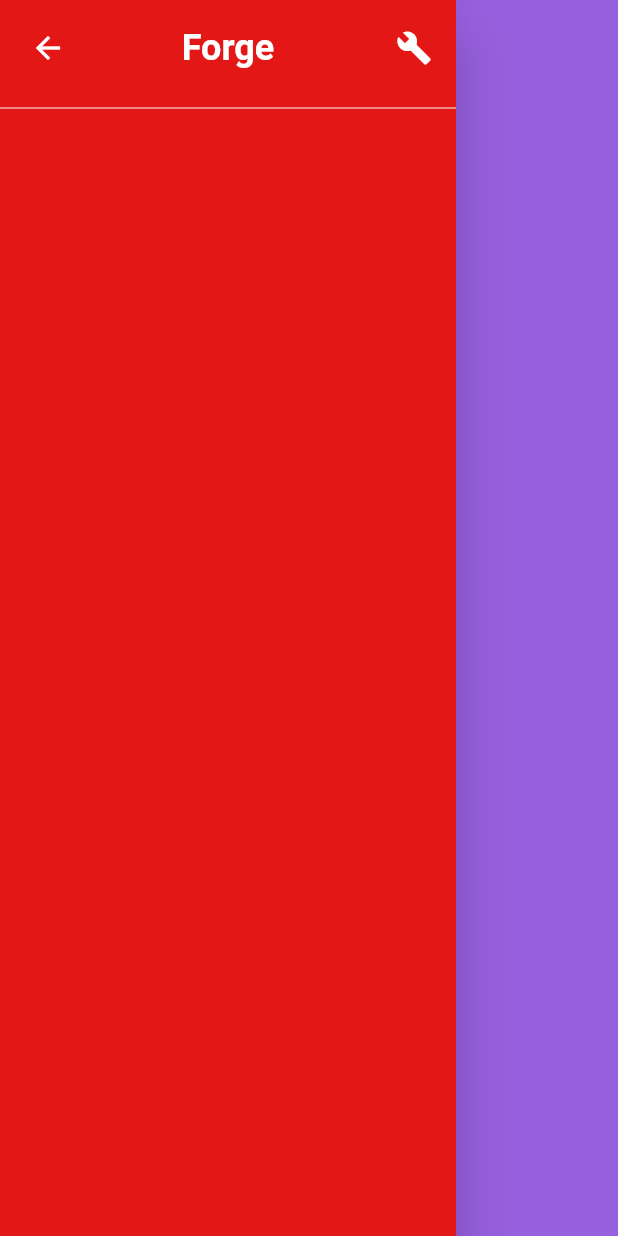
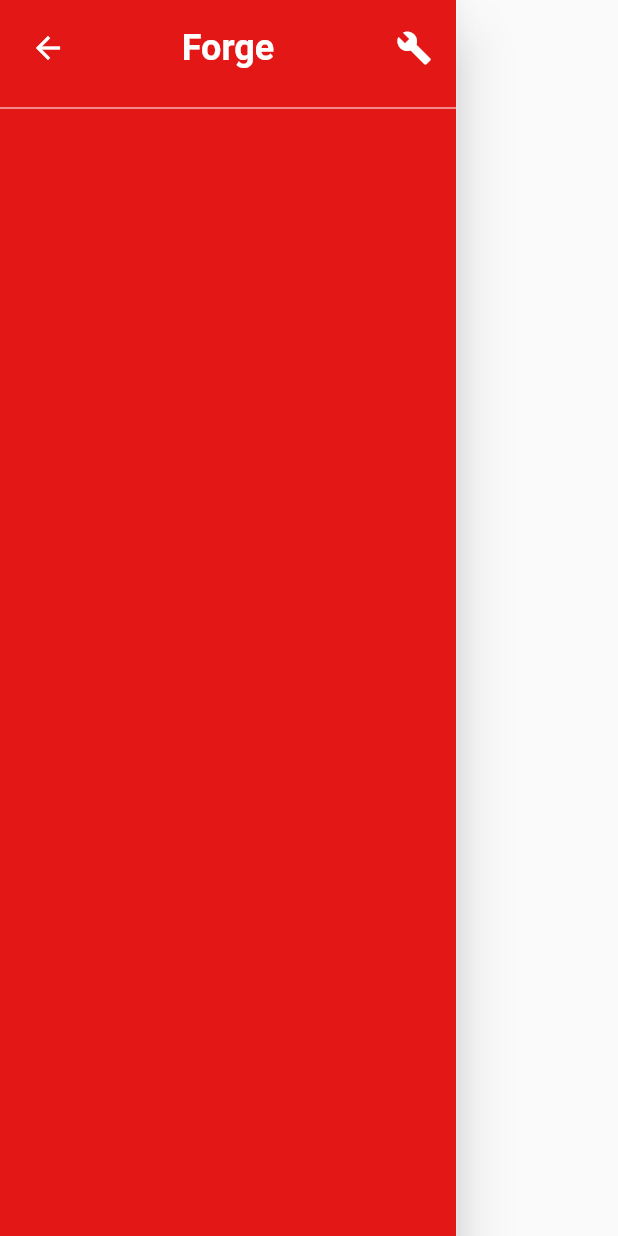
Before and after one commit to ArielM24/chess_flutter, a Flutter app: the MainMenuPage screen opened by its route, after a tap on "Forge", on a phone screen of 412 x 824 dp. Run offline on Flutter 3.47's test engine with Material 2 defaults, Android fonts, the phone set to English and light mode, and no system bars; our stand-ins replace equatable, flutter_bloc, getwidget, go_router, isar; accounts and stored records are empty; generated files the repository leaves out were written again.

Commit message:
settings bloc

```diff
--- a/lib/application/pages/forge_page/forge_page.dart
+++ b/lib/application/pages/forge_page/forge_page.dart
@@ -1,5 +1,5 @@
-import 'package:chess_flutter/application/pages/forge_page/bloc/forge_bloc.dart';
 import 'package:chess_flutter/application/pages/forge_page/widgets/forge_side_bar.dart';
+import 'package:chess_flutter/application/settings/bloc/settings_bloc.dart';
 import 'package:chess_flutter/application/theme/app_colors.dart';
 import "package:flutter/material.dart";
 import 'package:flutter_bloc/flutter_bloc.dart';
@@ -10,11 +10,15 @@ class ForgePage extends StatelessWidget {
 
   @override
   Widget build(BuildContext context) {
-    return BlocBuilder<ForgeBloc, ForgeState>(
+    Color? backgroundColor;
+    return BlocBuilder<SettingsBloc, SettingsState>(
       builder: (context, state) {
-        Color? backgroundColor = state.useDarkTheme
-            ? AppColors.darkBackground
-            : AppColors.lightBackground;
+        if (state.status == SettingsStatus.success ||
+            state.status == SettingsStatus.themeChanged) {
+          backgroundColor = state.useDarkTheme
+              ? AppColors.darkBackground
+              : AppColors.lightBackground;
+        }
         return Scaffold(
           backgroundColor: backgroundColor,
           body: Row(
--- a/lib/application/pages/forge_page/widgets/forge_side_bar.dart
+++ b/lib/application/pages/forge_page/widgets/forge_side_bar.dart
@@ -1,25 +1,20 @@
 import 'package:chess_flutter/application/pages/main_menu/main_menu.dart';
 import 'package:chess_flutter/application/theme/app_colors.dart';
-import 'package:chess_flutter/application/widgets/side_bar_title.dart';
+import 'package:chess_flutter/application/widgets/side_bar/side_bar.dart';
+import 'package:chess_flutter/application/widgets/side_bar/side_bar_title.dart';
 import 'package:flutter/material.dart';
-import 'package:go_router/go_router.dart';
 
 class ForgeSideBar extends StatelessWidget {
   const ForgeSideBar({Key? key}) : super(key: key);
 
   @override
   Widget build(BuildContext context) {
-    return Drawer(
+    return const SideBar(
       backgroundColor: AppColors.redForge,
-      child: Column(
-        children: const [
-          SideBarTitle(
-              backPath: MainMenuPage.path,
-              title: "Forge",
-              trailingIconData: Icons.build),
-          Divider(color: Colors.white),
-        ],
-      ),
+      sideBarTitle: SideBarTitle(
+          backPath: MainMenuPage.path,
+          title: "Forge",
+          trailingIconData: Icons.build),
     );
   }
 }
--- a/lib/application/pages/loading_app_page/bloc/loading_app_bloc.dart
+++ b/lib/application/pages/loading_app_page/bloc/loading_app_bloc.dart
@@ -16,7 +16,7 @@ class LoadingAppBloc extends Bloc<LoadingAppEvent, LoadingAppState> {
       LoadingAppStarted event, Emitter<LoadingAppState> emitter) async {
     try {
       emitter.call(state.copyWith(
-        status: LoadingAppStatus.loading,
+        status: LoadingAppStatus.loadingSettings,
         loadingElement: "Database",
       ));
       bool success = await settingsRepository.initRepository();
--- a/lib/application/pages/loading_app_page/bloc/loading_app_state.dart
+++ b/lib/application/pages/loading_app_page/bloc/loading_app_state.dart
@@ -1,6 +1,6 @@
 part of 'loading_app_bloc.dart';
 
-enum LoadingAppStatus { initial, loading, complete, failed }
+enum LoadingAppStatus { initial, loadingSettings, complete, failed }
 
 class LoadingAppState extends Equatable {
   final LoadingAppStatus status;
--- a/lib/application/pages/loading_app_page/loading_app_page.dart
+++ b/lib/application/pages/loading_app_page/loading_app_page.dart
@@ -1,4 +1,6 @@
 import 'package:chess_flutter/application/pages/main_menu/main_menu.dart';
+import 'package:chess_flutter/application/settings/bloc/settings_bloc.dart';
+import 'package:chess_flutter/data/providers/settings_provider.dart';
 import 'package:flutter/material.dart';
 import 'package:flutter_bloc/flutter_bloc.dart';
 import 'package:getwidget/getwidget.dart';
@@ -30,6 +32,7 @@ class _LoadingAppPageState extends State<LoadingAppPage> {
         listener: (context, state) {
           if (state.status == LoadingAppStatus.complete) {
             debugPrint("navigating to main menu");
+            context.read<SettingsBloc>().add(SettingsStarted());
             context.go(MainMenuPage.path);
           }
           state.loadingElement;
--- a/lib/application/pages/main_menu/main_menu.dart
+++ b/lib/application/pages/main_menu/main_menu.dart
@@ -3,6 +3,7 @@ import 'package:chess_flutter/application/pages/main_menu/widgets/forge_button.d
 import 'package:chess_flutter/application/pages/main_menu/widgets/main_menu_title.dart';
 import 'package:chess_flutter/application/pages/main_menu/widgets/multi_player_button.dart';
 import 'package:chess_flutter/application/pages/main_menu/widgets/replay_button.dart';
+import 'package:chess_flutter/application/settings/bloc/settings_bloc.dart';
 import 'package:chess_flutter/application/theme/app_colors.dart';
 import 'package:flutter/material.dart';
 import 'package:flutter_bloc/flutter_bloc.dart';
@@ -17,16 +18,16 @@ class MainMenuPage extends StatelessWidget {
   @override
   Widget build(BuildContext context) {
     Color? backgroundColor;
-    return BlocBuilder<MainMenuBloc, MainMenuState>(
+    return Scaffold(
+      body: BlocBuilder<SettingsBloc, SettingsState>(
         builder: (context, state) {
-        if (state.status == MainMenuStatus.loadSuccess) {
+          if (state.status == SettingsStatus.themeChanged ||
+              state.status == SettingsStatus.success) {
             backgroundColor = state.useDarkTheme
                 ? AppColors.darkBackground
                 : AppColors.lightBackground;
           }
-
-        return Scaffold(
-          body: AnimatedContainer(
+          return AnimatedContainer(
             color: backgroundColor,
             duration: const Duration(milliseconds: 250),
             child: Column(children: const [
@@ -36,11 +37,11 @@ class MainMenuPage extends StatelessWidget {
               ReplayButton(),
               ForgeButton()
             ]),
+          );
+        },
       ),
       //backgroundColor: backgroundColor,
       floatingActionButton: const ThemeButton(),
     );
-      },
-    );
   }
 }
--- a/lib/application/pages/main_menu/widgets/theme_button.dart
+++ b/lib/application/pages/main_menu/widgets/theme_button.dart
@@ -1,4 +1,4 @@
-import 'package:chess_flutter/application/pages/main_menu/bloc/main_menu_bloc.dart';
+import 'package:chess_flutter/application/settings/bloc/settings_bloc.dart';
 import 'package:chess_flutter/application/theme/app_colors.dart';
 import 'package:flutter/material.dart';
 import 'package:flutter_bloc/flutter_bloc.dart';
@@ -13,7 +13,7 @@ class ThemeButton extends StatelessWidget {
       child: SizedBox(
         height: 50,
         width: 50,
-        child: BlocBuilder<MainMenuBloc, MainMenuState>(
+        child: BlocBuilder<SettingsBloc, SettingsState>(
           builder: (context, state) {
             IconData icon = state.useDarkTheme ? Icons.sunny : Icons.nightlight;
             Color color = state.useDarkTheme
@@ -36,6 +36,6 @@ class ThemeButton extends StatelessWidget {
   }
 
   _changeTheme(BuildContext context) {
-    context.read<MainMenuBloc>().add(MainMenuThemeChanged());
+    context.read<SettingsBloc>().add(SettingsThemeChanged());
   }
 }
--- /dev/null
+++ b/lib/application/settings/bloc/settings_bloc.dart
@@ -0,0 +1,42 @@
+import 'package:chess_flutter/data/models/app_settings.dart';
+import 'package:chess_flutter/domain/repositories/settings_repository.dart';
+import 'package:equatable/equatable.dart';
+import 'package:flutter_bloc/flutter_bloc.dart';
+part 'settings_event.dart';
+part 'settings_state.dart';
+
+class SettingsBloc extends Bloc<SettingsEvent, SettingsState> {
+  SettingsRepository settingsRepository;
+  SettingsBloc({required this.settingsRepository})
+      : super(SettingsState(
+            status: SettingsStatus.initial,
+            settings: settingsRepository.appSettings)) {
+    on<SettingsStarted>(_onSettingsStarted);
+    on<SettingsThemeChanged>(_onSettingsThemeChanged);
+  }
+
+  _onSettingsStarted(
+      SettingsStarted event, Emitter<SettingsState> emitter) async {
+    emitter.call(state.copyWith(status: SettingsStatus.success));
+  }
+
+  _onSettingsThemeChanged(
+      SettingsThemeChanged event, Emitter<SettingsState> emitter) async {
+    try {
+      emitter.call(state.copyWith(status: SettingsStatus.loading));
+      bool success = await settingsRepository.switchUseDarkTheme();
+      if (!success) {
+        emitter.call(state.copyWith(status: SettingsStatus.failed));
+      }
+      AppSettings? settings = settingsRepository.appSettings;
+      if (settings != null) {
+        emitter.call(state.copyWith(
+            status: SettingsStatus.themeChanged, settings: settings));
+      } else {
+        emitter.call(state.copyWith(status: SettingsStatus.failed));
+      }
+    } catch (error) {
+      emitter.call(state.copyWith(status: SettingsStatus.failed));
+    }
+  }
+}
--- /dev/null
+++ b/lib/application/settings/bloc/settings_event.dart
@@ -0,0 +1,18 @@
+part of 'settings_bloc.dart';
+
+class SettingsEvent extends Equatable {
+  @override
+  List<Object?> get props => [];
+}
+
+class SettingsStarted extends SettingsEvent {}
+
+class SettingsLoading extends SettingsEvent {}
+
+class SettingsSuccess extends SettingsEvent {}
+
+class SettingsFailed extends SettingsEvent {}
+
+class SettingsThemeChanged extends SettingsEvent {}
+
+class SettingsThemeChangeSucces extends SettingsEvent {}
--- /dev/null
+++ b/lib/application/settings/bloc/settings_state.dart
@@ -0,0 +1,20 @@
+part of 'settings_bloc.dart';
+
+enum SettingsStatus { initial, loading, success, failed, themeChanged }
+
+class SettingsState extends Equatable {
+  final SettingsStatus status;
+  final AppSettings settings;
+  SettingsState({required this.status, AppSettings? settings})
+      // ignore: unnecessary_this
+      : settings = (settings != null) ? settings : AppSettings.defaultValues();
+  @override
+  List<Object?> get props => [status, settings];
+
+  SettingsState copyWith({SettingsStatus? status, AppSettings? settings}) {
+    return SettingsState(
+        status: status ?? this.status, settings: settings ?? this.settings);
+  }
+
+  bool get useDarkTheme => settings.useDarkTheme ?? false;
+}
--- /dev/null
+++ b/lib/application/widgets/side_bar/side_bar.dart
@@ -0,0 +1,30 @@
+import 'package:flutter/material.dart';
+
+import 'side_bar_title.dart';
+
+class SideBar extends StatelessWidget {
+  final Color? backgroundColor;
+  final SideBarTitle sideBarTitle;
+  final List<Widget>? tiles;
+  const SideBar(
+      {Key? key, this.backgroundColor, required this.sideBarTitle, this.tiles})
+      : super(key: key);
+
+  @override
+  Widget build(BuildContext context) {
+    return Container(
+      decoration: const BoxDecoration(
+          border: Border(right: BorderSide(color: Colors.white))),
+      child: Drawer(
+        backgroundColor: backgroundColor,
+        child: Column(
+          children: [
+            sideBarTitle,
+            const Divider(color: Colors.white),
+            if (tiles != null) Column(children: tiles!)
+          ],
+        ),
+      ),
+    );
+  }
+}
--- a/lib/data/providers/settings_provider.dart
+++ b/lib/data/providers/settings_provider.dart
@@ -27,6 +27,4 @@ class SettingsProvider {
       return false;
     }
   }
-
-  bool get getUseDarkTheme => settings?.useDarkTheme ?? false;
 }
--- a/lib/main.dart
+++ b/lib/main.dart
@@ -1,5 +1,6 @@
 import 'package:chess_flutter/application/pages/forge_page/bloc/forge_bloc.dart';
 import 'package:chess_flutter/application/router/app_router.dart';
+import 'package:chess_flutter/application/settings/bloc/settings_bloc.dart';
 import 'package:chess_flutter/application/theme/app_colors.dart';
 import 'package:chess_flutter/domain/bloc_observer.dart';
 import 'package:chess_flutter/domain/repositories/settings_repository.dart';
@@ -32,7 +33,10 @@ class MyApp extends StatelessWidget {
         BlocProvider(
             create: (context) =>
                 ForgeBloc(settingsRespository: settingsRepository)
-                  ..add(ForgeStarted()))
+                  ..add(ForgeStarted())),
+        BlocProvider(
+            create: (context) =>
+                SettingsBloc(settingsRepository: settingsRepository)),
       ],
       child: MaterialApp.router(
         title: 'Chess Forge',
```
Also changed, not shown: lib/application/pages/main_menu/bloc/main_menu_bloc.dart (+0 -23 lines), lib/application/widgets/side_bar/side_bar_title.dart (renamed from lib/application/widgets/side_bar_title.dart). Lines whose indentation alone changed are shown as unchanged.
